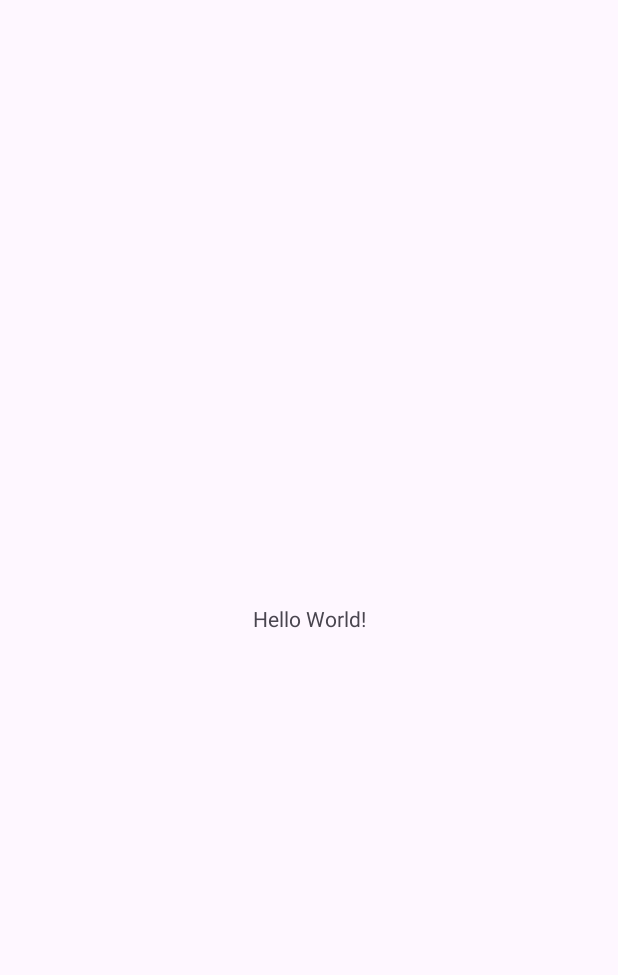
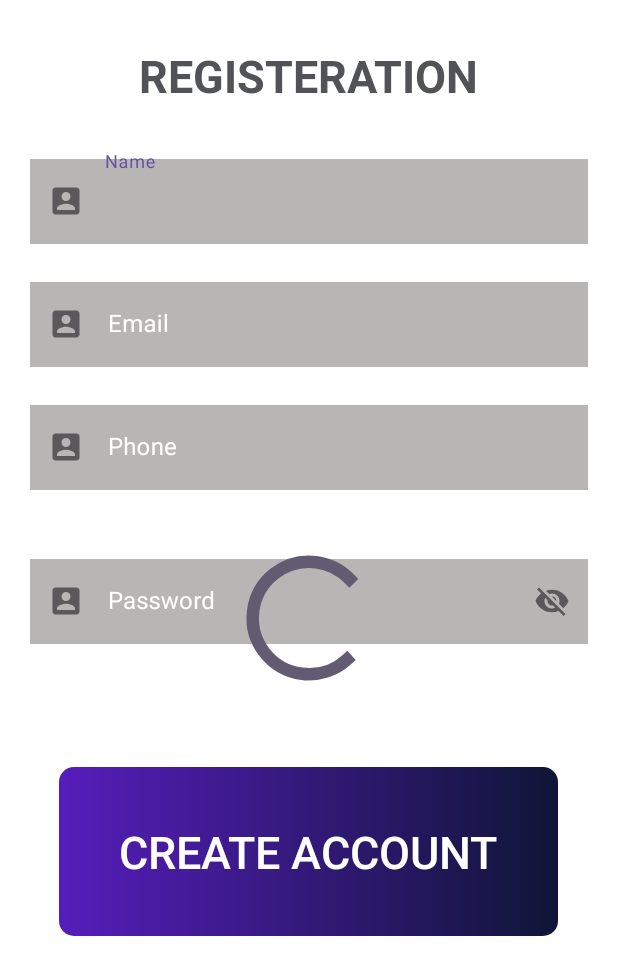
Before and after one commit to anishkumar0084/Ecommerceapp, an Android app: the screen it shows after launch (MainActivity), on a phone screen of 412 x 824 dp. Before the commit the part shown is almost empty. Shown: the top 975 px of the screen. Run offline under Robolectric (Android 15) with nearby library versions, the phone set to English and light mode, and no system bars.

Commit message:
new change3

```diff
--- /dev/null
+++ b/app/src/main/res/drawable/baseline_account_box_24.xml
@@ -0,0 +1,5 @@
+<vector android:height="24dp" android:tint="#0AA1A6"
+    android:viewportHeight="24" android:viewportWidth="24"
+    android:width="24dp" xmlns:android="http://schemas.android.com/apk/res/android">
+    <path android:fillColor="@android:color/white" android:pathData="M3,5v14c0,1.1 0.89,2 2,2h14c1.1,0 2,-0.9 2,-2L21,5c0,-1.1 -0.9,-2 -2,-2L5,3c-1.11,0 -2,0.9 -2,2zM15,9c0,1.66 -1.34,3 -3,3s-3,-1.34 -3,-3 1.34,-3 3,-3 3,1.34 3,3zM6,17c0,-2 4,-3.1 6,-3.1s6,1.1 6,3.1v1L6,18v-1z"/>
+</vector>
--- /dev/null
+++ b/app/src/main/res/drawable/bg_main.xml
@@ -0,0 +1,8 @@
+<?xml version="1.0" encoding="utf-8"?>
+<shape xmlns:android="http://schemas.android.com/apk/res/android">
+
+    <gradient android:startColor="@color/white" android:endColor="#1AD1C0"/>
+    <stroke android:color="@color/black" android:width="10dp"/>
+    <corners android:radius="20dp"/>
+
+</shape>
--- /dev/null
+++ b/app/src/main/res/drawable/btn_bg.xml
@@ -0,0 +1,6 @@
+<?xml version="1.0" encoding="utf-8"?>
+<shape xmlns:android="http://schemas.android.com/apk/res/android">
+    <corners android:radius="10dp"/>
+    <gradient android:startColor="#561DBB" android:endColor="#0F1537"/>
+
+</shape>
--- /dev/null
+++ b/app/src/main/res/drawable/reg_bg.xml
@@ -0,0 +1,7 @@
+<?xml version="1.0" encoding="utf-8"?>
+<shape xmlns:android="http://schemas.android.com/apk/res/android">
+    <stroke android:color="#2196F3" />
+    <gradient android:endColor="@color/white" android:startColor="@color/white"/>
+    <corners android:bottomRightRadius="100dp"/>
+
+</shape>
--- /dev/null
+++ b/app/src/main/res/drawable/sh_bg.xml
@@ -0,0 +1,7 @@
+<?xml version="1.0" encoding="utf-8"?>
+<shape xmlns:android="http://schemas.android.com/apk/res/android">
+    <gradient android:startColor="#ffff" android:endColor="#ffff"/>
+    <corners android:radius="30dp"/>
+
+
+</shape>
--- a/app/src/main/res/layout/activity_main.xml
+++ b/app/src/main/res/layout/activity_main.xml
@@ -1,18 +1,199 @@
 <?xml version="1.0" encoding="utf-8"?>
-<androidx.constraintlayout.widget.ConstraintLayout xmlns:android="http://schemas.android.com/apk/res/android"
+<RelativeLayout xmlns:android="http://schemas.android.com/apk/res/android"
     xmlns:app="http://schemas.android.com/apk/res-auto"
     xmlns:tools="http://schemas.android.com/tools"
     android:layout_width="match_parent"
+    android:background="@drawable/reg_bg"
+
     android:layout_height="match_parent"
     tools:context=".MainActivity">
 
+
     <TextView
         android:layout_width="wrap_content"
+        android:id="@+id/reg"
         android:layout_height="wrap_content"
-        android:text="Hello World!"
-        app:layout_constraintBottom_toBottomOf="parent"
-        app:layout_constraintEnd_toEndOf="parent"
-        app:layout_constraintStart_toStartOf="parent"
-        app:layout_constraintTop_toTopOf="parent" />
+        android:layout_centerHorizontal="true"
+        android:text="REGISTERATION"
+        android:layout_marginTop="30dp"
+        android:layout_marginBottom="30dp"
 
-</androidx.constraintlayout.widget.ConstraintLayout>
+        android:textColor="#525356"
+        android:textSize="30dp"
+        android:textStyle="bold" />
+
+
+    <com.google.android.material.textfield.TextInputLayout
+        android:id="@+id/outlinedTextField"
+        style="@style/Widget.MaterialComponents.TextInputLayout.OutlinedBox"
+        android:layout_width="match_parent"
+        android:layout_height="wrap_content"
+
+        android:layout_marginLeft="20dp"
+        android:layout_below="@+id/reg"
+        android:layout_marginRight="20dp"
+
+
+
+        android:hint="Name"
+        android:textColorHint="@color/white"
+        app:endIconMode="clear_text"
+        app:startIconDrawable="@drawable/baseline_account_box_24"
+
+        >
+
+        <com.google.android.material.textfield.TextInputEditText
+            android:layout_width="match_parent"
+            android:layout_height="wrap_content"
+            android:paddingStart="50dp"
+            android:background="#B8B5B5"
+
+
+
+
+            />
+
+    </com.google.android.material.textfield.TextInputLayout>
+
+    <com.google.android.material.textfield.TextInputLayout
+        android:id="@+id/outlinedTextField2"
+        style="@style/Widget.MaterialComponents.TextInputLayout.OutlinedBox"
+        android:layout_width="match_parent"
+        android:layout_height="wrap_content"
+        android:layout_alignParentStart="true"
+        android:layout_alignParentEnd="true"
+        android:layout_below="@+id/outlinedTextField"
+        android:layout_marginLeft="20dp"
+        android:layout_marginRight="20dp"
+        android:layout_marginTop="20dp"
+
+
+        android:hint="Email"
+        app:hintTextColor="@color/black"
+        app:startIconDrawable="@drawable/baseline_account_box_24"
+        android:textColorHint="@color/white"
+        app:endIconMode="clear_text"
+        >
+
+        <com.google.android.material.textfield.TextInputEditText
+            android:layout_width="match_parent"
+            android:layout_height="wrap_content"
+            android:paddingStart="50dp"
+            android:background="#B8B5B5"
+
+
+
+            />
+
+    </com.google.android.material.textfield.TextInputLayout>
+
+    <com.google.android.material.textfield.TextInputLayout
+        android:id="@+id/outlinedTextField3"
+        style="@style/Widget.MaterialComponents.TextInputLayout.OutlinedBox"
+        android:layout_width="match_parent"
+        android:layout_height="wrap_content"
+        android:layout_alignParentStart="true"
+        android:layout_alignParentEnd="true"
+        android:layout_below="@+id/outlinedTextField2"
+        android:layout_marginLeft="20dp"
+        android:layout_marginRight="20dp"
+
+
+        android:hint="Phone"
+        app:hintTextColor="@color/black"
+        android:layout_marginTop="20dp"
+        app:startIconDrawable="@drawable/baseline_account_box_24"
+        android:textColorHint="@color/white"
+        app:errorEnabled="true"
+        app:counterEnabled="true"
+        app:counterMaxLength="10"
+        app:counterTextColor="@color/white"
+
+
+        app:endIconMode="clear_text"
+        >
+
+        <com.google.android.material.textfield.TextInputEditText
+            android:layout_width="match_parent"
+            android:layout_height="wrap_content"
+            android:paddingStart="50dp"
+            android:background="#B8B5B5"
+
+
+
+            />
+
+    </com.google.android.material.textfield.TextInputLayout>
+
+
+
+
+    <com.google.android.material.textfield.TextInputLayout
+        android:id="@+id/outlinedTextField5"
+        style="@style/Widget.MaterialComponents.TextInputLayout.OutlinedBox"
+        android:layout_width="match_parent"
+        android:layout_height="wrap_content"
+        android:layout_alignParentStart="true"
+        android:layout_alignParentEnd="true"
+        android:layout_below="@+id/outlinedTextField3"
+        android:layout_marginLeft="20dp"
+        android:layout_marginRight="20dp"
+
+
+
+        android:hint="Password"
+        app:hintTextColor="@color/black"
+        app:startIconDrawable="@drawable/baseline_account_box_24"
+        android:layout_marginTop="20dp"
+        android:textColorHint="@color/white"
+        app:endIconMode="password_toggle"
+        app:errorEnabled="true">
+
+
+        <com.google.android.material.textfield.TextInputEditText
+            android:layout_width="match_parent"
+            android:layout_height="wrap_content"
+            android:paddingStart="50dp"
+            android:background="#B8B5B5"
+            app:endIconMode="password_toggle"
+
+
+            />
+
+    </com.google.android.material.textfield.TextInputLayout>
+
+    <androidx.appcompat.widget.AppCompatButton
+        android:id="@+id/regis"
+        android:layout_width="wrap_content"
+        android:layout_height="wrap_content"
+        android:layout_below="@+id/progressText"
+
+        android:layout_alignParentBottom="true"
+        android:layout_centerHorizontal="true"
+        android:layout_marginTop="20dp"
+
+        android:layout_marginBottom="200dp"
+        android:background="@drawable/btn_bg"
+        android:paddingLeft="40dp"
+        android:paddingRight="40dp"
+        android:text="CREATE ACCOUNT"
+        android:textColor="@color/white"
+        android:textSize="30sp" />
+
+    <ProgressBar
+        android:id="@+id/progressBar"
+        android:layout_width="100dp"
+        android:layout_height="100dp"
+
+        android:layout_centerInParent="true" />
+
+    <TextView
+        android:id="@+id/progressText"
+        android:layout_below="@id/progressBar"
+        android:layout_width="wrap_content"
+        android:layout_centerHorizontal="true"
+        android:layout_marginTop="10dp"
+        android:layout_height="wrap_content"/>
+
+
+</RelativeLayout>
```
